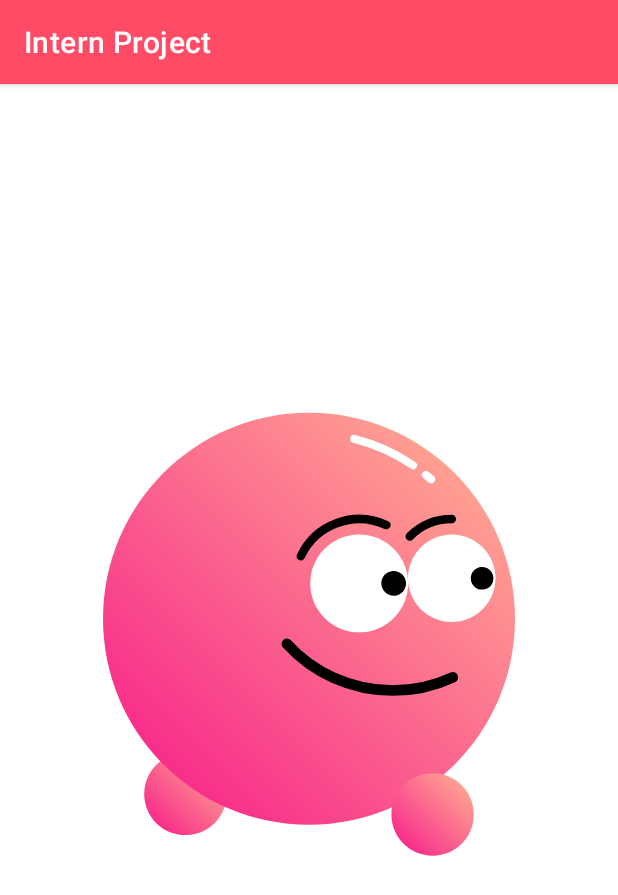
After one commit to emirhansimsekk/InternProject, an Android app: the SplashScreen screen opened directly, with no data from a screen before it, on a phone screen of 412 x 824 dp. The commit adds this screen. Shown: the top 895 px of the screen. Run offline under Robolectric (Android 15) with nearby library versions, the phone set to English and light mode, and no system bars.

Commit message:
Intern Project

```diff
--- a/app/build.gradle
+++ b/app/build.gradle
@@ -51,5 +51,6 @@ dependencies {
     implementation 'io.reactivex:rxandroid:1.2.1'
     implementation 'com.squareup.retrofit2:adapter-rxjava:2.1.0'
     implementation 'com.squareup.retrofit2:converter-gson:2.3.0'
-
+    implementation "com.airbnb.android:lottie:3.4.0"
+    implementation 'androidx.core:core-splashscreen:1.0.0-beta01'
 }
--- /dev/null
+++ b/app/src/main/java/com/emirhansimsek/internproject/View/SplashScreen.kt
@@ -0,0 +1,49 @@
+package com.emirhansimsek.internproject.View
+
+import android.animation.Animator
+import android.content.Intent
+import androidx.appcompat.app.AppCompatActivity
+import android.os.Bundle
+import android.view.View
+import com.airbnb.lottie.LottieAnimationView
+import com.emirhansimsek.internproject.R
+
+class SplashScreen : AppCompatActivity() {
+    override fun onCreate(savedInstanceState: Bundle?) {
+        super.onCreate(savedInstanceState)
+        setContentView(R.layout.activity_splash_screen)
+
+        val walkingAnimation = findViewById<LottieAnimationView>(R.id.lt_Animation)
+        walkingAnimation.visibility = View.VISIBLE
+
+        walkingAnimation.repeatCount = 1
+        /*val timer = Handler()
+       timer.postDelayed({
+           walkingAnimation.visibility = View.GONE
+           recyclerView.visibility = View.VISIBLE
+
+       },1500)*/
+
+
+        walkingAnimation.addAnimatorListener(object : Animator.AnimatorListener{
+            override fun onAnimationStart(animation: Animator) {
+                //Do nothing
+            }
+
+            override fun onAnimationEnd(animation: Animator) {
+                val intent = Intent(this@SplashScreen,MainActivity::class.java)
+                startActivity(intent)
+
+            }
+
+            override fun onAnimationCancel(animation: Animator) {
+                //Do nothing
+            }
+
+            override fun onAnimationRepeat(animation: Animator) {
+                //Do nothing
+            }
+
+        })
+    }
+}
--- /dev/null
+++ b/app/src/main/res/layout/activity_splash_screen.xml
@@ -0,0 +1,23 @@
+<?xml version="1.0" encoding="utf-8"?>
+<androidx.constraintlayout.widget.ConstraintLayout xmlns:android="http://schemas.android.com/apk/res/android"
+    xmlns:app="http://schemas.android.com/apk/res-auto"
+    xmlns:tools="http://schemas.android.com/tools"
+    android:layout_width="match_parent"
+    android:layout_height="match_parent"
+    tools:context=".View.SplashScreen">
+    <com.airbnb.lottie.LottieAnimationView
+        android:layout_width="wrap_content"
+        android:layout_height="wrap_content"
+        android:id="@+id/lt_Animation"
+        app:layout_constraintBottom_toBottomOf="parent" _toBottomOf=""
+        app:layout_constraintTop_toTopOf="parent"
+        app:layout_constraintLeft_toLeftOf="parent"
+        app:layout_constraintRight_toRightOf="parent"
+        app:lottie_rawRes="@raw/walkingball"
+        app:lottie_autoPlay="true"
+        app:lottie_loop="false"
+        >
+
+    </com.airbnb.lottie.LottieAnimationView>
+
+</androidx.constraintlayout.widget.ConstraintLayout>
--- a/app/src/main/res/values/strings.xml
+++ b/app/src/main/res/values/strings.xml
@@ -1,3 +1,9 @@
 <resources>
     <string name="app_name">Intern Project</string>
+    <string name="phone_number">Phone Number</string>
+    <string name="textview">TextView</string>
+    <string name="email">Email</string>
+    <string name="date_of_birth">Date of Birth</string>
+    <string name="surname">Surname</string>
+    <string name="name">Name</string>
 </resources>
```
Also changed, not shown: app/src/main/AndroidManifest.xml (+9 -0 lines), app/src/main/java/com/emirhansimsek/internproject/View/MainActivity.kt (+15 -18 lines), app/src/main/res/layout/activity_main.xml (+7 -0 lines), app/src/main/res/layout/activity_profile.xml (+21 -22 lines), app/src/main/res/layout/celebrities_row.xml (+21 -7 lines), app/src/main/res/raw/walkingball.json (added, +1 -0 lines).
